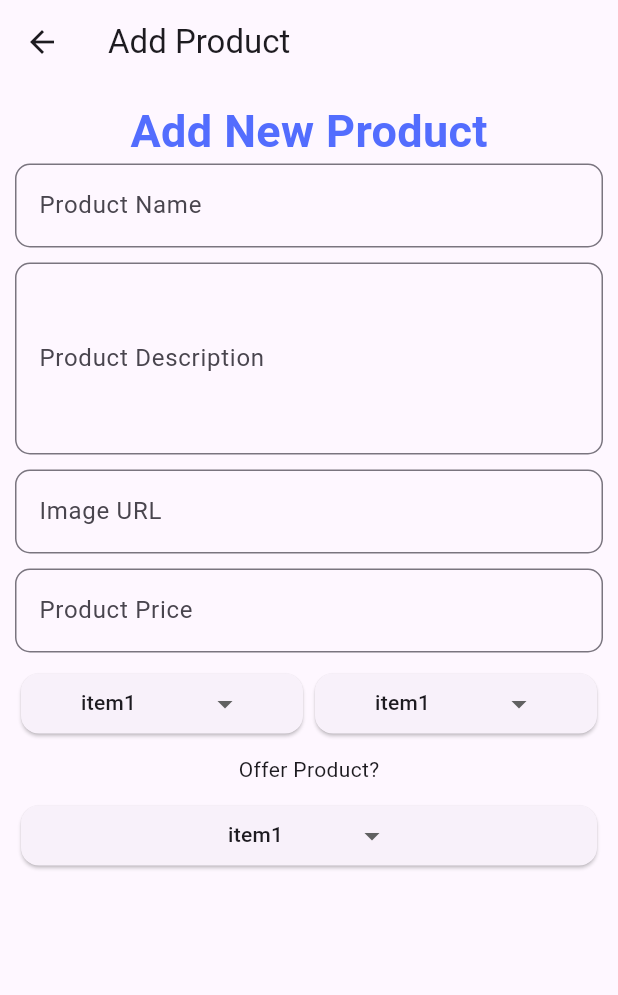
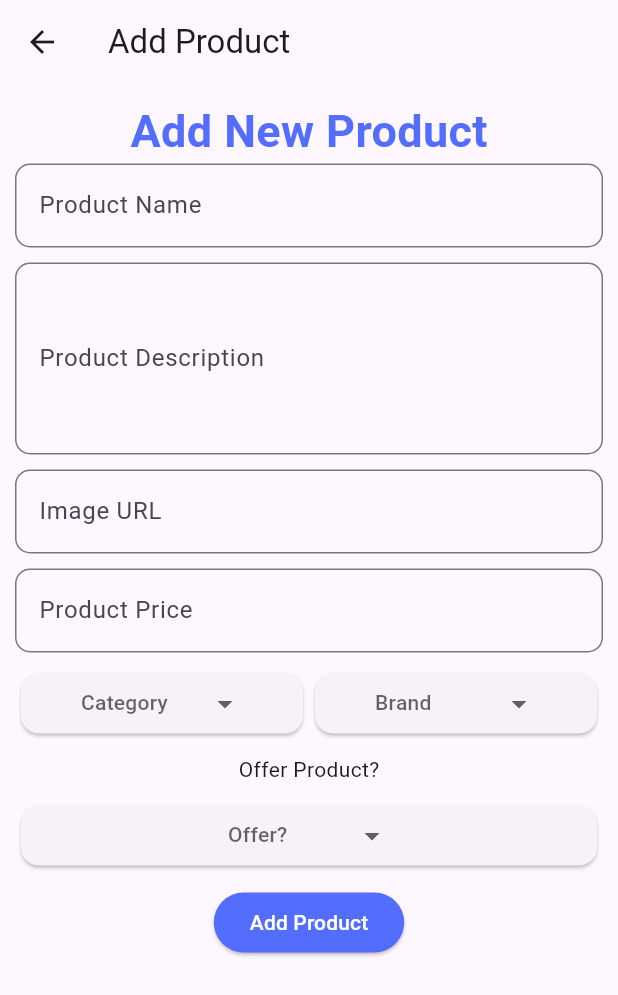
Before and after one commit to Ahmed-Abouzaid/shop_app, a Flutter app: the screen it shows after launch, after a tap on the "add" icon, on a phone screen of 412 x 824 dp. Shown: the top 995 px of the screen. Run offline on Flutter 3.47's test engine with Material 3 defaults, Android fonts, the phone set to English and light mode, and no system bars; drawn by our look-alikes of dropdown_button2; our stand-ins replace get.

Commit message:
GetHomeController

```diff
--- /dev/null
+++ b/lib/controller/home_controller.dart
@@ -0,0 +1,14 @@
+import 'package:get/get.dart';
+
+class HomeController extends GetxController {
+  String test = 'test string';
+  @override
+  void onInit() {
+    // TODO: implement onInit
+    super.onInit();
+  }
+
+  testMethod() {
+    print(test);
+  }
+}
--- a/lib/main.dart
+++ b/lib/main.dart
@@ -1,8 +1,10 @@
 import 'package:flutter/material.dart';
+import 'package:shop/controller/home_controller.dart';
 import 'package:shop/pages/home_page.dart';
 import 'package:get/get.dart';
 
 void main() {
+  Get.put(HomeController());
   runApp(const MyApp());
 }
 
--- a/lib/pages/add_product_page.dart
+++ b/lib/pages/add_product_page.dart
@@ -77,18 +77,50 @@ class AddProductPage extends StatelessWidget {
               Row(
                 mainAxisAlignment: MainAxisAlignment.center,
                 children: [
-                  Flexible(child: DropdownBtn()),
-                  Flexible(child: DropdownBtn()),
+                  Flexible(
+                      child: DropdownBtn(
+                    items: ['Cat1', 'Cat2', 'Cat3'],
+                    selectedItemText: 'Category',
+                    onSelected: (selectedValue) {
+                      print(selectedValue);
+                    },
+                  )),
+                  Flexible(
+                      child: DropdownBtn(
+                    items: ['Brand1', 'Brand2', 'Brand3'],
+                    selectedItemText: 'Brand',
+                    onSelected: (selectedValue) {
+                      print(selectedValue);
+                    },
+                  )),
                 ],
               ),
               const SizedBox(
                 height: 10,
               ),
-              Text('Offer Product?'),
+              const Text('Offer Product?'),
               const SizedBox(
                 height: 10,
               ),
-              DropdownBtn()
+              DropdownBtn(
+                items: ['true', 'false'],
+                selectedItemText: 'Offer?',
+                onSelected: (selectedValue) {
+                  print(selectedValue);
+                },
+              ),
+              const SizedBox(
+                height: 10,
+              ),
+              ElevatedButton(
+                style: ElevatedButton.styleFrom(
+                    backgroundColor: Colors.indigoAccent),
+                onPressed: () {},
+                child: Text(
+                  'Add Product',
+                  style: TextStyle(color: Colors.white),
+                ),
+              ),
             ],
           ),
         ),
--- a/lib/pages/home_page.dart
+++ b/lib/pages/home_page.dart
@@ -1,5 +1,6 @@
 import 'package:flutter/material.dart';
 import 'package:get/get.dart';
+import 'package:shop/controller/home_controller.dart';
 import 'package:shop/pages/add_product_page.dart';
 
 class HomePage extends StatelessWidget {
@@ -7,6 +8,7 @@ class HomePage extends StatelessWidget {
 
   @override
   Widget build(BuildContext context) {
+    return GetBuilder<HomeController>(builder: (ctrl) {
       return Scaffold(
         appBar: AppBar(
           title: const Text("Shop Admin"),
@@ -15,18 +17,23 @@ class HomePage extends StatelessWidget {
           itemCount: 10,
           itemBuilder: (context, index) {
             return ListTile(
-            title: Text('item title'),
-            subtitle: Text('Price: 100'),
-            trailing: IconButton(onPressed: () {}, icon: Icon(Icons.delete)),
+              title: const Text('item title'),
+              subtitle: const Text('Price: 100'),
+              trailing: IconButton(
+                  onPressed: () {
+                    ctrl.testMethod();
+                  },
+                  icon: const Icon(Icons.delete)),
             );
           },
         ),
         floatingActionButton: FloatingActionButton(
           onPressed: () {
-          Get.to(AddProductPage());
+            Get.to(const AddProductPage());
           },
-        child: Icon(Icons.add),
+          child: const Icon(Icons.add),
         ),
       );
+    });
   }
 }
--- a/lib/widgets/dropdown_btn.dart
+++ b/lib/widgets/dropdown_btn.dart
@@ -1,8 +1,17 @@
 import 'package:dropdown_button2/dropdown_button2.dart';
 import 'package:flutter/material.dart';
 
+String? selectedValue;
+
 class DropdownBtn extends StatelessWidget {
-  const DropdownBtn({super.key});
+  final List<String> items;
+  final String selectedItemText;
+  final Function(String?) onSelected;
+  const DropdownBtn(
+      {super.key,
+      required this.items,
+      required this.selectedItemText,
+      required this.onSelected});
 
   @override
   Widget build(BuildContext context) {
@@ -12,18 +21,13 @@ class DropdownBtn extends StatelessWidget {
           child: DropdownButton2<String>(
             isExpanded: true,
             hint: Text(
-              'Select Item',
+              selectedItemText,
               style: TextStyle(
                 fontSize: 14,
                 color: Theme.of(context).hintColor,
               ),
             ),
-            items: [
-              'item1',
-              'item2',
-              'item3',
-              'item4',
-            ]
+            items: items
                 .map((String item) => DropdownMenuItem<String>(
                       value: item,
                       child: Text(
@@ -34,8 +38,10 @@ class DropdownBtn extends StatelessWidget {
                       ),
                     ))
                 .toList(),
-            value: 'item1',
-            onChanged: (String? value) {},
+            value: selectedValue,
+            onChanged: (String? value) {
+              onSelected(value);
+            },
             buttonStyleData: const ButtonStyleData(
               padding: EdgeInsets.symmetric(horizontal: 16),
               height: 40,
```
Lines whose indentation alone changed are shown as unchanged.
